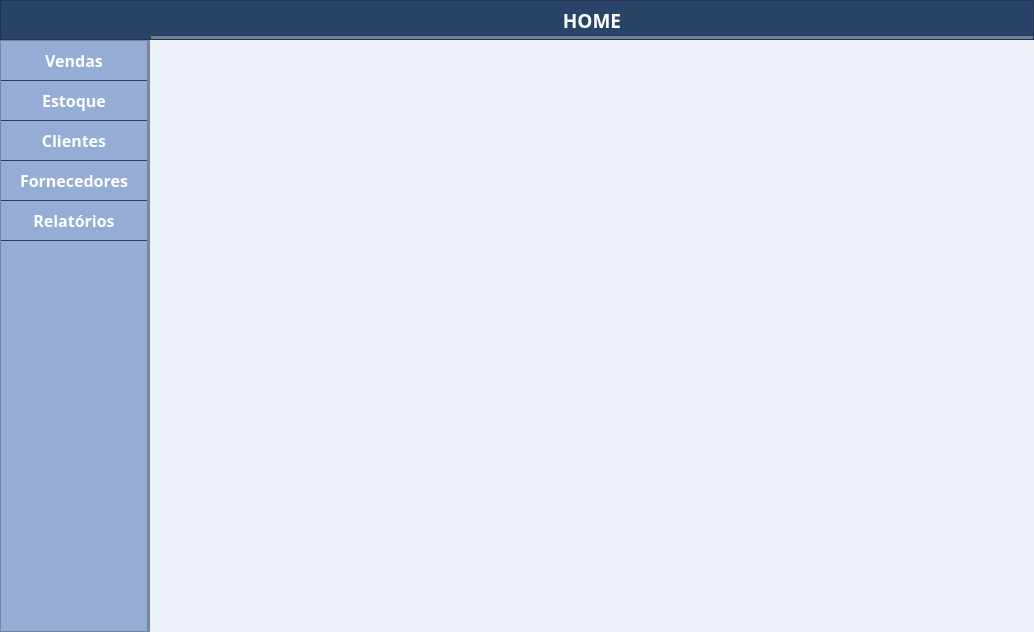
Old version of the form interface/ui/home.ui in the repository GsFerreira99/sistema-venda-calcados.
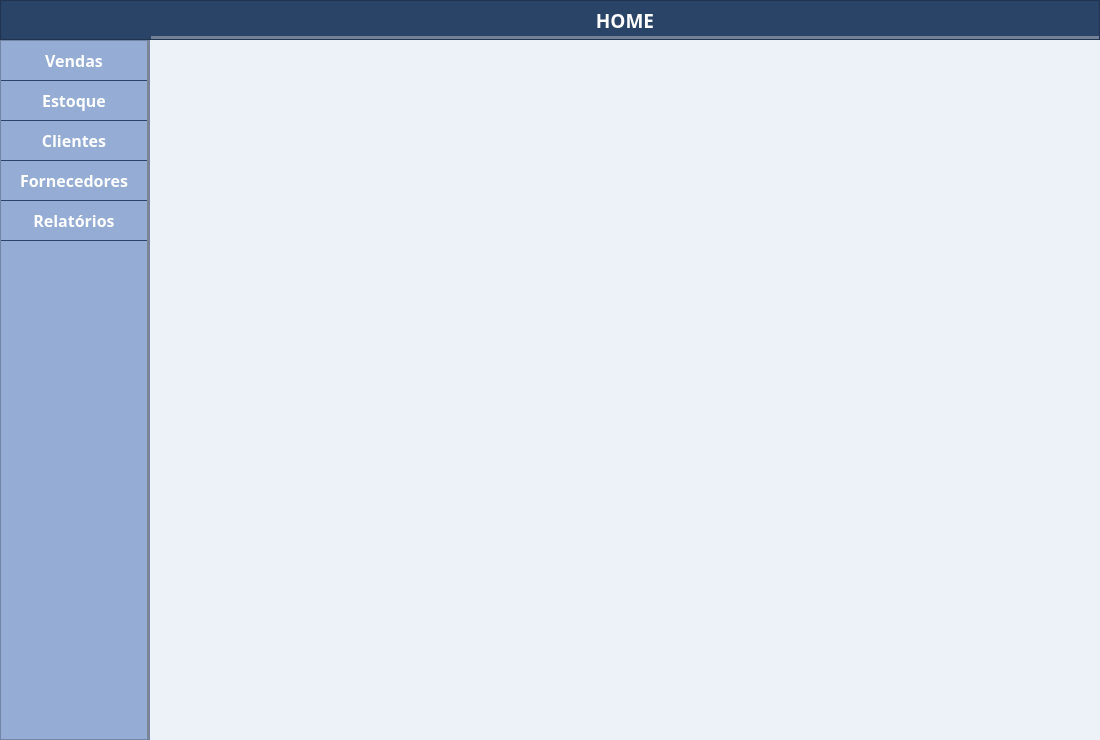
New version of the form. Icons and pictures are not drawn.

```diff
--- a/interface/ui/home.ui
+++ b/interface/ui/home.ui
@@ -6,8 +6,8 @@
    <rect>
     <x>0</x>
     <y>0</y>
-    <width>1034</width>
-    <height>632</height>
+    <width>1100</width>
+    <height>740</height>
    </rect>
   </property>
   <property name="windowTitle">
@@ -65,7 +65,7 @@
    <item row="1" column="0" rowspan="2">
     <widget class="QFrame" name="left_bar">
      <property name="sizePolicy">
-      <sizepolicy hsizetype="Expanding" vsizetype="Preferred">
+      <sizepolicy hsizetype="MinimumExpanding" vsizetype="Preferred">
        <horstretch>0</horstretch>
        <verstretch>0</verstretch>
       </sizepolicy>
@@ -440,6 +440,12 @@
        <verstretch>0</verstretch>
       </sizepolicy>
      </property>
+     <property name="minimumSize">
+      <size>
+       <width>900</width>
+       <height>700</height>
+      </size>
+     </property>
     </widget>
    </item>
   </layout>
```
